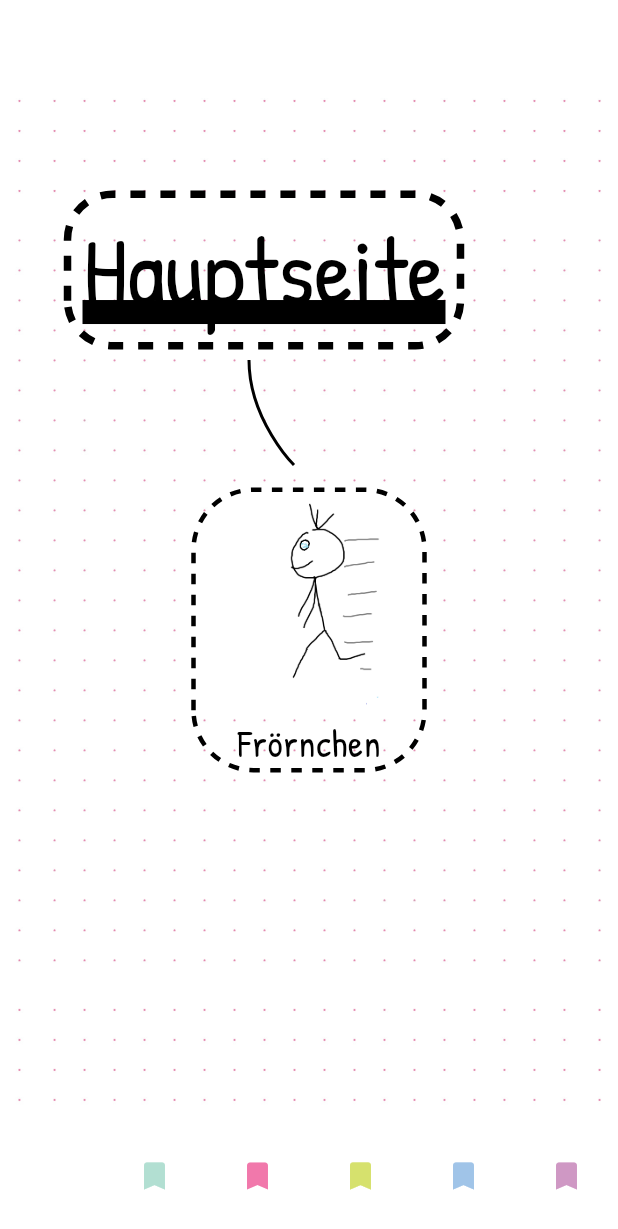
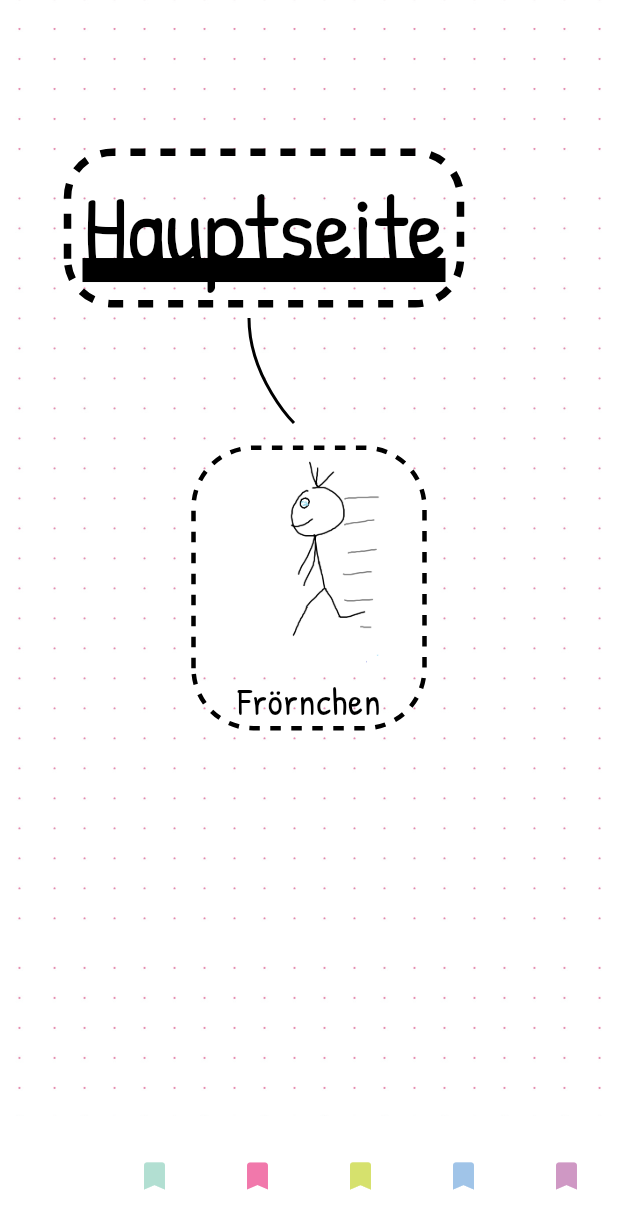
Before and after one commit to HSDContainerProjekt/MentalHealthApp, a Flutter app: the screen it shows after launch, item 3 of the bottom bar chosen, on a phone screen of 412 x 824 dp. Shown: the top 1229 px of the screen. Run offline on Flutter 3.47's test engine with Material 3 defaults, Android fonts, the phone set to English and light mode, and no system bars; drawn by our look-alikes of dotted_border; our stand-ins replace bloc, equatable, flutter_bloc, flutter_colorpicker, flutter_form_builder, google_fonts and 5 more; missing offline and left inert: arrow_path, mysql_client, postgres; accounts and stored records are empty; generated files the repository leaves out were written again.

Commit message:
Entfernen von so dummen Leisten

```diff
--- a/lib/app_framework_backbone/views/app_framework_backbone.dart
+++ b/lib/app_framework_backbone/views/app_framework_backbone.dart
@@ -27,7 +27,6 @@ class _AppFrameworkState extends State<AppFramework> {
   @override
   Widget build(BuildContext context) {
     return Scaffold(
-      appBar: AppBar(),
       body: Navigator(
           initialRoute: landingPage,
           key: navigatorKey,
--- a/lib/app_framework_backbone/views/main_page/main_page_backbone.dart
+++ b/lib/app_framework_backbone/views/main_page/main_page_backbone.dart
@@ -9,6 +9,7 @@ import 'package:mental_health_app/app_framework_backbone/views/main_page/main_pa
 
 import '../../../routine_tracking/data/data_model/routine.dart';
 import '../../../routine_tracking/domain/routine_repository.dart';
+import '../../../software_backbone/themes/theme_constraints.dart';
 import '../custom_image/custom_image_widget.dart';
 
 final double areaWidth = 1500;
@@ -44,10 +45,10 @@ class HomePage extends StatelessWidget {
   ];
 
   final List<_Line> evaluationLines = [
-    _Line(x1: -150, y1: -157, x2: -169, y2: -142, x3: -168, y3: -116),
-    _Line(x1: 203, y1: -56, x2: 237, y2: -27, x3: 236, y3: 14),
-    _Line(x1: -230, y1: 75, x2: -268, y2: 112, x3: -273, y3: 156),
-    _Line(x1: 201, y1: 235, x2: 156, y2: 278, x3: 163, y3: 337),
+    _Line(x1: -108, y1: -246, x2: -86, y2: -288, x3: -18, y3: -281),
+    _Line(x1: 220, y1: -76, x2: 263, y2: -42, x3: 317, y3: -33),
+    _Line(x1: -228, y1: 16, x2: -251, y2: 2, x3: -285, y3: 0),
+    _Line(x1: 248, y1: 209, x2: 300, y2: 257, x3: 378, y3: 270),
   ];
 
   final List<_Offset> evaluationOffset = [
@@ -61,7 +62,9 @@ class HomePage extends StatelessWidget {
 
   @override
   Widget build(BuildContext context) {
-    return Scaffold(
+    return Theme(
+      data: mainPageThemeData,
+      child: Scaffold(
         backgroundColor: Colors.transparent,
         body: LayoutBuilder(
           builder: (context, constraints) {
@@ -224,7 +227,7 @@ class HomePage extends StatelessWidget {
                                           offset: titleOffset[i],
                                           style: Theme.of(context)
                                               .textTheme
-                                            .labelMedium,
+                                              .titleSmall,
                                         ),
                                       );
                                     })
@@ -256,6 +259,7 @@ class HomePage extends StatelessWidget {
               ),
             );
           },
+        ),
       ),
     );
   }
@@ -378,7 +382,9 @@ class _EvaluationWidget extends StatelessWidget {
 
   @override
   Widget build(BuildContext context) {
-    return Transform.translate(
+    return
+
+      Transform.translate(
       offset: Offset(offset.x, -offset.y + areaHeight / 2),
       child: Align(
         alignment: Alignment.topCenter,
@@ -388,10 +394,13 @@ class _EvaluationWidget extends StatelessWidget {
           borderPadding: EdgeInsets.all(2),
           dashPattern: [5, 5],
           strokeWidth: 4,
+          child: ClipRRect(
+            borderRadius: BorderRadius.circular(10),
             child: Container(
               color: Colors.yellow,
-            height: 200,
+              height: 75,
               width: 200,
+            ),
           ),
         ),
       ),
--- a/lib/main.dart
+++ b/lib/main.dart
@@ -14,22 +14,17 @@ import 'package:sqflite_common_ffi/sqflite_ffi.dart';
 
 import 'app_framework_backbone/views/custom_image/image_dao.dart';
 import 'app_framework_backbone/views/custom_image/image_repository.dart';
+import 'package:flutter/services.dart';
 
 Future<void> main() async {
   WidgetsFlutterBinding.ensureInitialized();
-
   sqfliteFfiInit();
   databaseFactory = databaseFactoryFfi;
-
   Bloc.observer = const RoutineObserver();
   final RoutineDAO routineDAO = RoutineDAOSQFLiteImpl();
-  deleteDatabase(join(await getDatabasesPath(), 'routines_db.db'));
-
   await routineDAO.init();
   final ImageDAO imageDAO = ImageDAOSQFLiteImpl();
-  deleteDatabase(join(await getDatabasesPath(), 'images_db.db'));
   await imageDAO.init();
-
   bootstrap(routineDAO: routineDAO, imageDAO: imageDAO);
 }
 
@@ -58,6 +53,19 @@ class App extends StatelessWidget {
 
   @override
   Widget build(BuildContext context) {
+    SystemChrome.setPreferredOrientations(
+        [DeviceOrientation.portraitUp, DeviceOrientation.portraitDown]);
+
+    SystemChrome.setEnabledSystemUIMode(SystemUiMode.immersiveSticky);
+
+    SystemChrome.setSystemUIOverlayStyle(
+      const SystemUiOverlayStyle(
+        systemNavigationBarColor: Colors.transparent,
+        systemNavigationBarDividerColor: Colors.transparent,
+        statusBarColor: Colors.transparent,
+      ),
+    );
+
     return MultiRepositoryProvider(
       providers: [
         RepositoryProvider.value(value: imageRepository),
--- a/lib/software_backbone/themes/theme_constraints.dart
+++ b/lib/software_backbone/themes/theme_constraints.dart
@@ -148,6 +148,12 @@ ThemeData basePageThemeData = ThemeData(
 );
 
 /// Page specific themeData
+
+/// TableOfContents
+ThemeData ableOfContentsPageThemeData = basePageThemeData.copyWith(
+  colorScheme: tableOfContentsPageColorScheme,
+);
+
 /// MainPage
 ThemeData mainPageThemeData = basePageThemeData.copyWith(
   colorScheme: mainPageColorScheme,
```
Also changed, not shown: lib/navigation/views/table_of_contents/table_of_contents_backbone.dart (+29 -23 lines), lib/ressources/presentation/ressources_backbone.dart (+25 -20 lines), lib/routine_tracking/data/routine_dao.dart (+27 -2 lines), lib/routine_tracking/presentation/routine_overview_view.dart (+16 -7 lines). Lines whose indentation alone changed are shown as unchanged.
